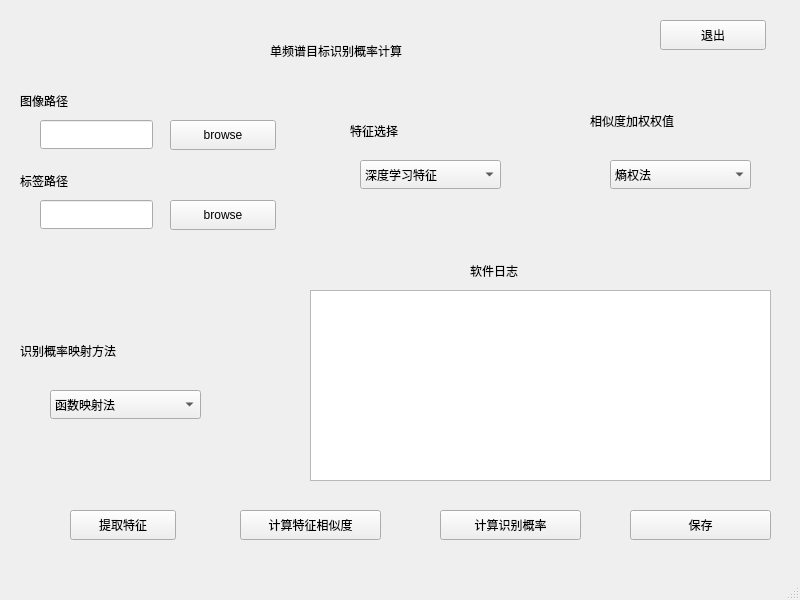
Qt form v1/probability.ui (chongkuiqi/FTRP_app) before a commit.
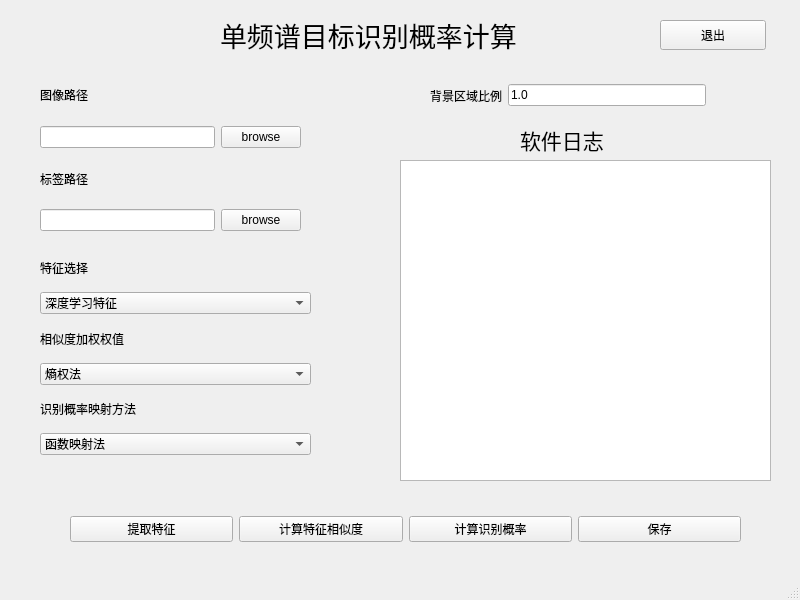
The same form after that commit.

Diff of the .ui file:
```diff
--- a/v1/probability.ui
+++ b/v1/probability.ui
@@ -23,14 +23,14 @@
    <widget class="QLabel" name="label">
     <property name="geometry">
      <rect>
-      <x>270</x>
-      <y>40</y>
-      <width>201</width>
-      <height>21</height>
+      <x>220</x>
+      <y>10</y>
+      <width>361</width>
+      <height>51</height>
      </rect>
     </property>
     <property name="text">
-     <string>单频谱目标识别概率计算</string>
+     <string>&lt;html&gt;&lt;head/&gt;&lt;body&gt;&lt;p&gt;&lt;span style=&quot; font-size:20pt;&quot;&gt;单频谱目标识别概率计算&lt;/span&gt;&lt;/p&gt;&lt;/body&gt;&lt;/html&gt;</string>
     </property>
    </widget>
    <widget class="QPushButton" name="bu_exit">
@@ -46,221 +46,94 @@
      <string>退出</string>
     </property>
    </widget>
-   <widget class="QPushButton" name="bu_browse">
-    <property name="geometry">
-     <rect>
-      <x>170</x>
-      <y>120</y>
-      <width>106</width>
-      <height>30</height>
-     </rect>
-    </property>
-    <property name="text">
-     <string>browse</string>
-    </property>
-   </widget>
    <widget class="QLabel" name="label_log">
     <property name="geometry">
      <rect>
-      <x>470</x>
-      <y>260</y>
-      <width>80</width>
-      <height>21</height>
+      <x>520</x>
+      <y>120</y>
+      <width>131</width>
+      <height>41</height>
      </rect>
     </property>
     <property name="text">
-     <string>软件日志</string>
+     <string>&lt;html&gt;&lt;head/&gt;&lt;body&gt;&lt;p&gt;&lt;span style=&quot; font-size:16pt;&quot;&gt;软件日志&lt;/span&gt;&lt;/p&gt;&lt;/body&gt;&lt;/html&gt;</string>
     </property>
    </widget>
-   <widget class="QPushButton" name="bu_extract">
+   <widget class="QTextBrowser" name="text_log">
     <property name="geometry">
      <rect>
-      <x>70</x>
-      <y>510</y>
-      <width>106</width>
-      <height>30</height>
+      <x>400</x>
+      <y>160</y>
+      <width>371</width>
+      <height>321</height>
      </rect>
     </property>
+   </widget>
+   <widget class="QWidget" name="">
+    <property name="geometry">
+     <rect>
+      <x>40</x>
+      <y>70</y>
+      <width>261</width>
+      <height>161</height>
+     </rect>
+    </property>
+    <layout class="QGridLayout" name="gridLayout">
+     <item row="0" column="0">
+      <widget class="QLabel" name="label_imgpath">
     <property name="text">
-     <string>提取特征</string>
-    </property>
-   </widget>
+        <string>图像路径</string>
+       </property>
+      </widget>
+     </item>
+     <item row="1" column="0">
+      <widget class="QLineEdit" name="le_imgpath"/>
+     </item>
+     <item row="1" column="1">
+      <widget class="QPushButton" name="bu_browse">
+       <property name="text">
+        <string>browse</string>
+       </property>
+      </widget>
+     </item>
+     <item row="2" column="0">
    <widget class="QLabel" name="label_gtpath">
-    <property name="geometry">
-     <rect>
-      <x>20</x>
-      <y>170</y>
-      <width>80</width>
-      <height>21</height>
-     </rect>
-    </property>
     <property name="text">
      <string>标签路径</string>
     </property>
    </widget>
-   <widget class="QLineEdit" name="le_imgpath">
-    <property name="geometry">
-     <rect>
-      <x>40</x>
-      <y>120</y>
-      <width>113</width>
-      <height>29</height>
-     </rect>
-    </property>
-   </widget>
+     </item>
+     <item row="3" column="0">
+      <widget class="QLineEdit" name="le_gtpath"/>
+     </item>
+     <item row="3" column="1">
    <widget class="QPushButton" name="bu_browse_gt">
-    <property name="geometry">
-     <rect>
-      <x>170</x>
-      <y>200</y>
-      <width>106</width>
-      <height>30</height>
-     </rect>
-    </property>
     <property name="text">
      <string>browse</string>
     </property>
    </widget>
-   <widget class="QLineEdit" name="le_gtpath">
+     </item>
+    </layout>
+   </widget>
+   <widget class="QWidget" name="">
     <property name="geometry">
      <rect>
       <x>40</x>
-      <y>200</y>
-      <width>113</width>
-      <height>29</height>
+      <y>250</y>
+      <width>271</width>
+      <height>205</height>
      </rect>
     </property>
-   </widget>
-   <widget class="QLabel" name="label_imgpath">
-    <property name="geometry">
-     <rect>
-      <x>20</x>
-      <y>90</y>
-      <width>80</width>
-      <height>21</height>
-     </rect>
-    </property>
-    <property name="text">
-     <string>图像路径</string>
-    </property>
-   </widget>
-   <widget class="QTextBrowser" name="text_log">
-    <property name="geometry">
-     <rect>
-      <x>310</x>
-      <y>290</y>
-      <width>461</width>
-      <height>191</height>
-     </rect>
-    </property>
-   </widget>
-   <widget class="QLabel" name="label_mapCase">
-    <property name="geometry">
-     <rect>
-      <x>20</x>
-      <y>340</y>
-      <width>151</width>
-      <height>21</height>
-     </rect>
-    </property>
-    <property name="text">
-     <string>识别概率映射方法</string>
-    </property>
-   </widget>
-   <widget class="QPushButton" name="bu_similarity">
-    <property name="geometry">
-     <rect>
-      <x>240</x>
-      <y>510</y>
-      <width>141</width>
-      <height>30</height>
-     </rect>
-    </property>
-    <property name="text">
-     <string>计算特征相似度</string>
-    </property>
-   </widget>
-   <widget class="QPushButton" name="bu_probability">
-    <property name="geometry">
-     <rect>
-      <x>440</x>
-      <y>510</y>
-      <width>141</width>
-      <height>30</height>
-     </rect>
-    </property>
-    <property name="text">
-     <string>计算识别概率</string>
-    </property>
-   </widget>
-   <widget class="QPushButton" name="bu_save">
-    <property name="geometry">
-     <rect>
-      <x>630</x>
-      <y>510</y>
-      <width>141</width>
-      <height>30</height>
-     </rect>
-    </property>
-    <property name="text">
-     <string>保存</string>
-    </property>
-   </widget>
-   <widget class="QComboBox" name="CB_map">
-    <property name="geometry">
-     <rect>
-      <x>50</x>
-      <y>390</y>
-      <width>151</width>
-      <height>29</height>
-     </rect>
-    </property>
-    <item>
-     <property name="text">
-      <string>函数映射法</string>
-     </property>
-    </item>
-    <item>
-     <property name="text">
-      <string>心理学决策原理法</string>
-     </property>
-    </item>
-   </widget>
+    <layout class="QGridLayout" name="gridLayout_2">
+     <item row="0" column="0">
    <widget class="QLabel" name="label_feCase">
-    <property name="geometry">
-     <rect>
-      <x>350</x>
-      <y>120</y>
-      <width>80</width>
-      <height>21</height>
-     </rect>
-    </property>
     <property name="text">
      <string>特征选择</string>
     </property>
    </widget>
-   <widget class="QLabel" name="label_weightsCase">
-    <property name="geometry">
-     <rect>
-      <x>590</x>
-      <y>110</y>
-      <width>131</width>
-      <height>21</height>
-     </rect>
-    </property>
-    <property name="text">
-     <string>相似度加权权值</string>
-    </property>
-   </widget>
+     </item>
+     <item row="1" column="0">
    <widget class="QComboBox" name="CB_fe">
-    <property name="geometry">
-     <rect>
-      <x>360</x>
-      <y>160</y>
-      <width>141</width>
-      <height>29</height>
-     </rect>
-    </property>
     <item>
      <property name="text">
       <string>深度学习特征</string>
@@ -277,15 +150,16 @@
      </property>
     </item>
    </widget>
+     </item>
+     <item row="2" column="0">
+      <widget class="QLabel" name="label_weightsCase">
+       <property name="text">
+        <string>相似度加权权值</string>
+       </property>
+      </widget>
+     </item>
+     <item row="3" column="0">
    <widget class="QComboBox" name="CB_weights">
-    <property name="geometry">
-     <rect>
-      <x>610</x>
-      <y>160</y>
-      <width>141</width>
-      <height>29</height>
-     </rect>
-    </property>
     <item>
      <property name="text">
       <string>熵权法</string>
@@ -301,6 +175,96 @@
       <string>自定义法</string>
      </property>
     </item>
+      </widget>
+     </item>
+     <item row="4" column="0">
+      <widget class="QLabel" name="label_mapCase">
+       <property name="text">
+        <string>识别概率映射方法</string>
+       </property>
+      </widget>
+     </item>
+     <item row="5" column="0">
+      <widget class="QComboBox" name="CB_map">
+       <item>
+        <property name="text">
+         <string>函数映射法</string>
+        </property>
+       </item>
+       <item>
+        <property name="text">
+         <string>心理学决策原理法</string>
+        </property>
+       </item>
+      </widget>
+     </item>
+    </layout>
+   </widget>
+   <widget class="QWidget" name="">
+    <property name="geometry">
+     <rect>
+      <x>70</x>
+      <y>510</y>
+      <width>671</width>
+      <height>38</height>
+     </rect>
+    </property>
+    <layout class="QHBoxLayout" name="horizontalLayout">
+     <item>
+      <widget class="QPushButton" name="bu_extract">
+       <property name="text">
+        <string>提取特征</string>
+       </property>
+      </widget>
+     </item>
+     <item>
+      <widget class="QPushButton" name="bu_similarity">
+       <property name="text">
+        <string>计算特征相似度</string>
+       </property>
+      </widget>
+     </item>
+     <item>
+      <widget class="QPushButton" name="bu_probability">
+       <property name="text">
+        <string>计算识别概率</string>
+       </property>
+      </widget>
+     </item>
+     <item>
+      <widget class="QPushButton" name="bu_save">
+       <property name="text">
+        <string>保存</string>
+       </property>
+      </widget>
+     </item>
+    </layout>
+   </widget>
+   <widget class="QWidget" name="">
+    <property name="geometry">
+     <rect>
+      <x>430</x>
+      <y>80</y>
+      <width>276</width>
+      <height>31</height>
+     </rect>
+    </property>
+    <layout class="QHBoxLayout" name="horizontalLayout_2">
+     <item>
+      <widget class="QLabel" name="label_bg_ratio">
+       <property name="text">
+        <string>背景区域比例</string>
+       </property>
+      </widget>
+     </item>
+     <item>
+      <widget class="QLineEdit" name="le_bg_ratio">
+       <property name="text">
+        <string>1.0</string>
+       </property>
+      </widget>
+     </item>
+    </layout>
    </widget>
   </widget>
   <widget class="QMenuBar" name="menubar">
```
Lines whose indentation alone changed are shown as unchanged.
